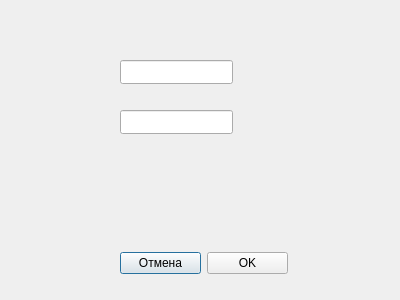
Qt form addnewuserwindow.ui (cry4alone/FacultativPRO) before a commit.
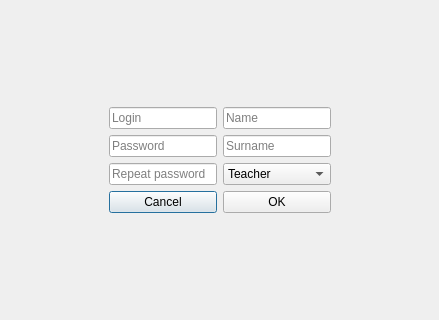
The same form after that commit.

```diff
--- a/addnewuserwindow.ui
+++ b/addnewuserwindow.ui
@@ -6,59 +6,155 @@
    <rect>
     <x>0</x>
     <y>0</y>
-    <width>400</width>
-    <height>300</height>
+    <width>439</width>
+    <height>320</height>
    </rect>
   </property>
   <property name="windowTitle">
    <string>Dialog</string>
   </property>
-  <widget class="QLineEdit" name="lineEdit">
-   <property name="geometry">
-    <rect>
-     <x>120</x>
-     <y>60</y>
-     <width>113</width>
-     <height>24</height>
-    </rect>
-   </property>
-  </widget>
-  <widget class="QLineEdit" name="lineEdit_2">
-   <property name="geometry">
-    <rect>
-     <x>120</x>
-     <y>110</y>
-     <width>113</width>
-     <height>24</height>
-    </rect>
-   </property>
-  </widget>
-  <widget class="QWidget" name="">
-   <property name="geometry">
-    <rect>
-     <x>120</x>
-     <y>250</y>
-     <width>168</width>
-     <height>26</height>
-    </rect>
-   </property>
-   <layout class="QHBoxLayout" name="horizontalLayout">
-    <item>
-     <widget class="QPushButton" name="pushBtnCancel">
-      <property name="text">
-       <string>Отмена</string>
-      </property>
-     </widget>
-    </item>
-    <item>
-     <widget class="QPushButton" name="pushBtnOk">
-      <property name="text">
-       <string>OK</string>
-      </property>
-     </widget>
-    </item>
-   </layout>
-  </widget>
+  <layout class="QGridLayout" name="gridLayout_2">
+   <item row="0" column="1">
+    <spacer name="verticalSpacer_2">
+     <property name="orientation">
+      <enum>Qt::Vertical</enum>
+     </property>
+     <property name="sizeHint" stdset="0">
+      <size>
+       <width>20</width>
+       <height>82</height>
+      </size>
+     </property>
+    </spacer>
+   </item>
+   <item row="1" column="0">
+    <spacer name="horizontalSpacer_2">
+     <property name="orientation">
+      <enum>Qt::Horizontal</enum>
+     </property>
+     <property name="sizeHint" stdset="0">
+      <size>
+       <width>88</width>
+       <height>20</height>
+      </size>
+     </property>
+    </spacer>
+   </item>
+   <item row="1" column="1">
+    <layout class="QGridLayout" name="gridLayout">
+     <item row="0" column="0">
+      <layout class="QVBoxLayout" name="verticalLayout">
+       <item>
+        <widget class="QLineEdit" name="lineEditlogin">
+         <property name="placeholderText">
+          <string>Login</string>
+         </property>
+        </widget>
+       </item>
+       <item>
+        <widget class="QLineEdit" name="lineEditpass">
+         <property name="echoMode">
+          <enum>QLineEdit::PasswordEchoOnEdit</enum>
+         </property>
+         <property name="placeholderText">
+          <string>Password</string>
+         </property>
+        </widget>
+       </item>
+       <item>
+        <widget class="QLineEdit" name="lineEditrepeatpass">
+         <property name="text">
+          <string/>
+         </property>
+         <property name="echoMode">
+          <enum>QLineEdit::PasswordEchoOnEdit</enum>
+         </property>
+         <property name="placeholderText">
+          <string>Repeat password</string>
+         </property>
+        </widget>
+       </item>
+      </layout>
+     </item>
+     <item row="0" column="1">
+      <layout class="QVBoxLayout" name="verticalLayout_2">
+       <item>
+        <widget class="QLineEdit" name="nameEdit">
+         <property name="placeholderText">
+          <string>Name</string>
+         </property>
+        </widget>
+       </item>
+       <item>
+        <widget class="QLineEdit" name="surnameEdit">
+         <property name="placeholderText">
+          <string>Surname</string>
+         </property>
+        </widget>
+       </item>
+       <item>
+        <widget class="QComboBox" name="comboBox">
+         <item>
+          <property name="text">
+           <string>Teacher</string>
+          </property>
+         </item>
+         <item>
+          <property name="text">
+           <string>Administrator</string>
+          </property>
+         </item>
+        </widget>
+       </item>
+      </layout>
+     </item>
+     <item row="1" column="0" colspan="2">
+      <layout class="QHBoxLayout" name="horizontalLayout_2">
+       <item>
+        <widget class="QPushButton" name="pushBtnCancel">
+         <property name="text">
+          <string>Cancel</string>
+         </property>
+        </widget>
+       </item>
+       <item>
+        <widget class="QPushButton" name="pushBtnOk">
+         <property name="text">
+          <string>OK</string>
+         </property>
+        </widget>
+       </item>
+      </layout>
+     </item>
+    </layout>
+   </item>
+   <item row="1" column="2">
+    <spacer name="horizontalSpacer">
+     <property name="orientation">
+      <enum>Qt::Horizontal</enum>
+     </property>
+     <property name="sizeHint" stdset="0">
+      <size>
+       <width>87</width>
+       <height>20</height>
+      </size>
+     </property>
+    </spacer>
+   </item>
+   <item row="2" column="1">
+    <spacer name="verticalSpacer">
+     <property name="orientation">
+      <enum>Qt::Vertical</enum>
+     </property>
+     <property name="sizeHint" stdset="0">
+      <size>
+       <width>20</width>
+       <height>82</height>
+      </size>
+     </property>
+    </spacer>
+   </item>
+  </layout>
  </widget>
  <resources/>
  <connections/>
```
